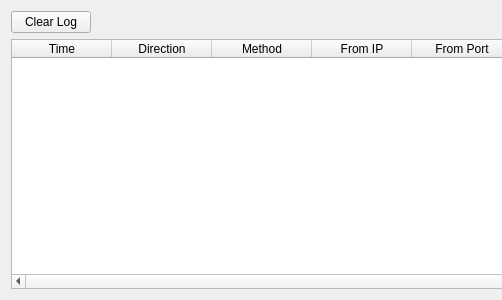
Old version of the form src/PacketSender/TrafficLoggerWidget.ui in the repository BatikanHyt/PacketSender; both pictures show x 0 to 502 and y 0 to 300 of the 821 by 300 pixel window.
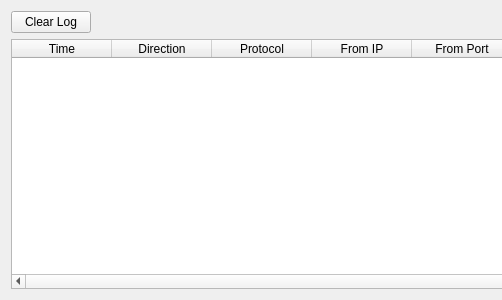
New version of the form.

Commit message: Added QHexEdit to proj. Connected client list added and server can write to client and disconnect the client socket. Traffic log widget messages added to protocols handlers. Some minor fixes.

```diff
--- a/src/PacketSender/TrafficLoggerWidget.ui
+++ b/src/PacketSender/TrafficLoggerWidget.ui
@@ -71,7 +71,7 @@
      </column>
      <column>
       <property name="text">
-       <string>Method</string>
+       <string>Protocol</string>
       </property>
      </column>
      <column>
```
The commit also changes 26 other files.
